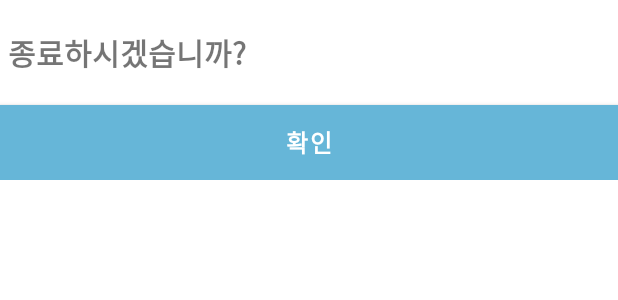
After one commit to ParkSeryu/ddsteel_mobile, an Android app: the layout dialog_default.xml on its own in the app's theme, with its tools: preview values and no code run, on a phone screen of 412 x 824 dp. The commit adds this screen. Shown: the top 300 px of the screen. Run offline under Robolectric (Android 15) with nearby library versions, the phone set to English and light mode, and no system bars.

Commit message:
DDSTEEL_MOBILE DEVELOP

```diff
--- a/app/build.gradle
+++ b/app/build.gradle
@@ -13,8 +13,8 @@ android {
         applicationId 'com.micromos.ddsteel'
         minSdkVersion 24
         targetSdkVersion 30
-        versionCode 1
-        versionName "1"
+        versionCode 7
+        versionName "7"
 
         testInstrumentationRunner "androidx.test.runner.AndroidJUnitRunner"
     }
--- a/app/src/main/java/com/micromos/ddsteelmobile/MainActivity.kt
+++ b/app/src/main/java/com/micromos/ddsteelmobile/MainActivity.kt
@@ -27,6 +27,7 @@ import com.micromos.ddsteelmobile.dto.GetCommonPosCdFeed
 import com.micromos.ddsteelmobile.network.DDsteelApi
 import com.micromos.ddsteelmobile.ui.home.HomeFragment
 import com.micromos.ddsteelmobile.ui.login.LoginViewModel.Companion.name
+import com.micromos.ddsteelmobile.ui.login.LoginViewModel.Companion.work_place_cd
 import com.micromos.ddsteelmobile.ui.login.LoginViewModel.Companion.work_place_nm
 import kotlinx.android.synthetic.main.app_bar_main.*
 import retrofit2.Call
@@ -110,7 +111,7 @@ class MainActivity : AppCompatActivity() {
         m3Receiver = M3Receiver.getInstance()
         toolbar_name.text = "$name($work_place_nm)"
         getCommonPosCd()
-        window.addFlags(WindowManager.LayoutParams.FLAG_KEEP_SCREEN_ON)
+        //window.addFlags(WindowManager.LayoutParams.FLAG_KEEP_SCREEN_ON) //절전해제
         HomeButton.setOnClickListener {
             goHome()
         }
@@ -159,7 +160,7 @@ class MainActivity : AppCompatActivity() {
     }
 
     private fun getCommonPosCd() {
-        api.getCommonPosCd().enqueue(object : Callback<GetCommonPosCdFeed> {
+        api.getCommonPosCd(work_place_cd!!).enqueue(object : Callback<GetCommonPosCdFeed> {
             override fun onResponse(
                 call: Call<GetCommonPosCdFeed>,
                 response: Response<GetCommonPosCdFeed>
--- a/app/src/main/java/com/micromos/ddsteelmobile/ViewModelBase.kt
+++ b/app/src/main/java/com/micromos/ddsteelmobile/ViewModelBase.kt
@@ -18,6 +18,6 @@ open class ViewModelBase : ViewModel() {
 
     fun successCall(){
         _isLoading.value = false
-        //_clearInputLayout.value = Event(Unit)
+        _clearInputLayout.value = Event(Unit)
     }
 }
--- a/app/src/main/java/com/micromos/ddsteelmobile/ui/home/HomeViewModel.kt
+++ b/app/src/main/java/com/micromos/ddsteelmobile/ui/home/HomeViewModel.kt
@@ -16,10 +16,10 @@ class HomeViewModel : ViewModel() {
 
     init {
         val programList = listOf(
+            MenuItem.ProductMaterialIn,
             MenuItem.ProductCoilIn,
-            MenuItem.ProductStockCheck,
             MenuItem.ProductChangePos,
-            MenuItem.ProductMaterialIn
+            MenuItem.ProductStockCheck
         )
 
         val allocationProgramList = mutableListOf<MenuItem>()
--- a/app/src/main/java/com/micromos/ddsteelmobile/ui/home/MenuItem.kt
+++ b/app/src/main/java/com/micromos/ddsteelmobile/ui/home/MenuItem.kt
@@ -1,8 +1,8 @@
 package com.micromos.ddsteelmobile.ui.home
 
 enum class MenuItem (val title: String, val id: String) {
+    ProductMaterialIn("소재입고", "pd0004e"),
     ProductCoilIn("출고검수","pd0001e"),
-    ProductStockCheck("재고조사", "pd0002e"),
     ProductChangePos("적재위치변경","pd0003e"),
-    ProductMaterialIn("소재입고", "pd0004e")
+    ProductStockCheck("재고조사", "pd0002e")
 }
--- a/app/src/main/java/com/micromos/ddsteelmobile/ui/login/LoginViewModel.kt
+++ b/app/src/main/java/com/micromos/ddsteelmobile/ui/login/LoginViewModel.kt
@@ -70,9 +70,9 @@ class LoginViewModel : ViewModelBase() {
 
         if (BuildConfig.DEBUG) {
             user_id = "test"
-            work_place_cd = "N9999"
+            work_place_cd = "A9999"
             name = "홍길동"
-            work_place_nm = "인천"
+            work_place_nm = "본사"
             successCall()
             loginSuccessEvent.call()
         } else {
--- /dev/null
+++ b/app/src/main/res/layout/dialog_default.xml
@@ -0,0 +1,43 @@
+<?xml version="1.0" encoding="utf-8"?>
+<androidx.constraintlayout.widget.ConstraintLayout xmlns:android="http://schemas.android.com/apk/res/android"
+    xmlns:app="http://schemas.android.com/apk/res-auto"
+    xmlns:tools="http://schemas.android.com/tools"
+    android:layout_width="match_parent"
+    android:layout_height="wrap_content">
+
+    <TextView
+        android:id="@+id/messageTextView"
+        style="@style/DialogTextViewStyle"
+
+        android:layout_width="0dp"
+        android:layout_height="match_parent"
+        android:gravity="left"
+        android:layout_marginTop="20dp"
+        android:layout_marginBottom="20dp"
+        android:paddingStart="5dp"
+        android:textSize="20sp"
+        tools:text="종료하시겠습니까?"
+        app:layout_constraintBottom_toTopOf="@id/positiveButton"
+        app:layout_constraintLeft_toLeftOf="parent"
+        app:layout_constraintRight_toRightOf="parent"
+        app:layout_constraintTop_toTopOf="parent" />
+
+    <androidx.constraintlayout.widget.Guideline
+        android:id="@+id/guideline"
+        android:layout_width="wrap_content"
+        android:layout_height="wrap_content"
+        android:orientation="horizontal" />
+
+    <Button
+        android:id="@+id/positiveButton"
+        style="@style/DialogButtonStyle"
+        android:layout_width="0dp"
+        android:layout_height="50dp"
+        android:text="@string/dialog_ok"
+        android:background="@color/main_color_button"
+        app:layout_constraintBottom_toBottomOf="parent"
+        app:layout_constraintLeft_toLeftOf="parent"
+        app:layout_constraintRight_toRightOf="parent"
+        app:layout_constraintTop_toBottomOf="@id/guideline" />
+
+</androidx.constraintlayout.widget.ConstraintLayout>
--- a/app/src/main/res/layout/fragment_change_pos.xml
+++ b/app/src/main/res/layout/fragment_change_pos.xml
@@ -117,7 +117,7 @@
                 android:layout_height="50dp"
                 android:completionThreshold="0"
                 android:dropDownWidth="match_parent"
-                android:dropDownHeight="185dp"
+                android:dropDownHeight="140dp"
                 android:dropDownVerticalOffset="1dp"
                 android:inputType="text|textCapCharacters"
                 android:padding="0dp"
--- a/app/src/main/res/layout/fragment_coil_stock.xml
+++ b/app/src/main/res/layout/fragment_coil_stock.xml
@@ -5,7 +5,6 @@
     xmlns:tools="http://schemas.android.com/tools">
 
     <data>
-
         <variable
             name="viewModel"
             type="com.micromos.ddsteelmobile.ui.productstockcheck.ProductStockCheckViewModel" />
@@ -157,7 +156,6 @@
             app:layout_constraintRight_toRightOf="parent"
             app:layout_constraintTop_toTopOf="parent">
 
-
             <TextView
                 android:id="@+id/prompt_date_tv"
                 android:layout_width="wrap_content"
--- a/app/src/main/res/layout/test.xml
+++ /dev/null
@@ -1,5 +0,0 @@
-<LinearLayout xmlns:android="http://schemas.android.com/apk/res/android"
-    xmlns:app="http://schemas.android.com/apk/res-auto"
-    xmlns:tools="http://schemas.android.com/tools"
-    android:layout_width="match_parent"
-    android:layout_height="240dp"/>
--- a/app/src/main/res/values/strings.xml
+++ b/app/src/main/res/values/strings.xml
@@ -117,7 +117,8 @@
     <string name="prompt_no_match_phone_number">올바르지 않은 전화번호입니다.</string>
     <string name="prompt_no_match_mill_no">입고 예정정보가 없는 라벨입니다. \n 확인바랍니다.</string>
     <string name="prompt_not_finished">입고된 라벨이 존재하지 않습니다. \n 종료 하시겠습니까?</string>
-    <string name="prompt_duplicated_label">동일한 MILL_NO 존재하여 처리 불가합니다.</string>
+    <string name="prompt_duplicated_label">동일 MILL_NO 존재하여 처리 불가합니다.</string>
+    <string name="prompt_already_finish">이미 입고된 라벨이오니 확인바랍니다.</string>
 
     <string name="prompt_not_label_no_input">라벨번호가 입력되지 않았습니다.</string>
     <string name="prompt_not_trans_no_input">운송번호 가져오기 에러, 다시 시도해 주세요.</string>
```
Also changed, not shown: app/src/main/AndroidManifest.xml (+24 -38 lines), app/src/main/java/com/micromos/ddsteelmobile/dto/ShipOrder.kt (+5 -2 lines), app/src/main/java/com/micromos/ddsteelmobile/network/DDsteelApi.kt (+6 -4 lines), app/src/main/java/com/micromos/ddsteelmobile/ui/productchangepos/ProductChangePosFragment.kt (+10 -10 lines), app/src/main/java/com/micromos/ddsteelmobile/ui/productcoilin/ProductCoilInFragment.kt (+14 -9 lines), app/src/main/java/com/micromos/ddsteelmobile/ui/productcoilin/ProductCoilInViewModel.kt (+18 -1 lines), app/src/main/java/com/micromos/ddsteelmobile/ui/productmaterialIn/ProductMaterialInFragment.kt (+10 -0 lines), app/src/main/java/com/micromos/ddsteelmobile/ui/productmaterialIn/ProductMaterialInViewModel.kt (+8 -0 lines), app/src/main/res/layout/fragment_coil_in.xml (+17 -1 lines).
